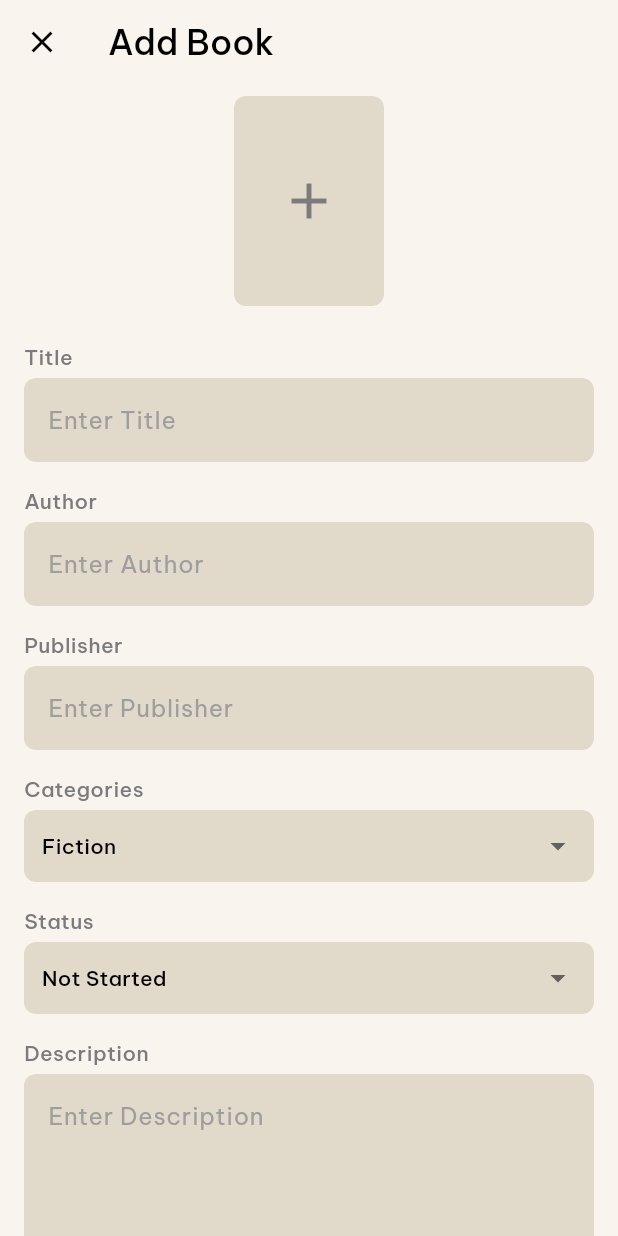
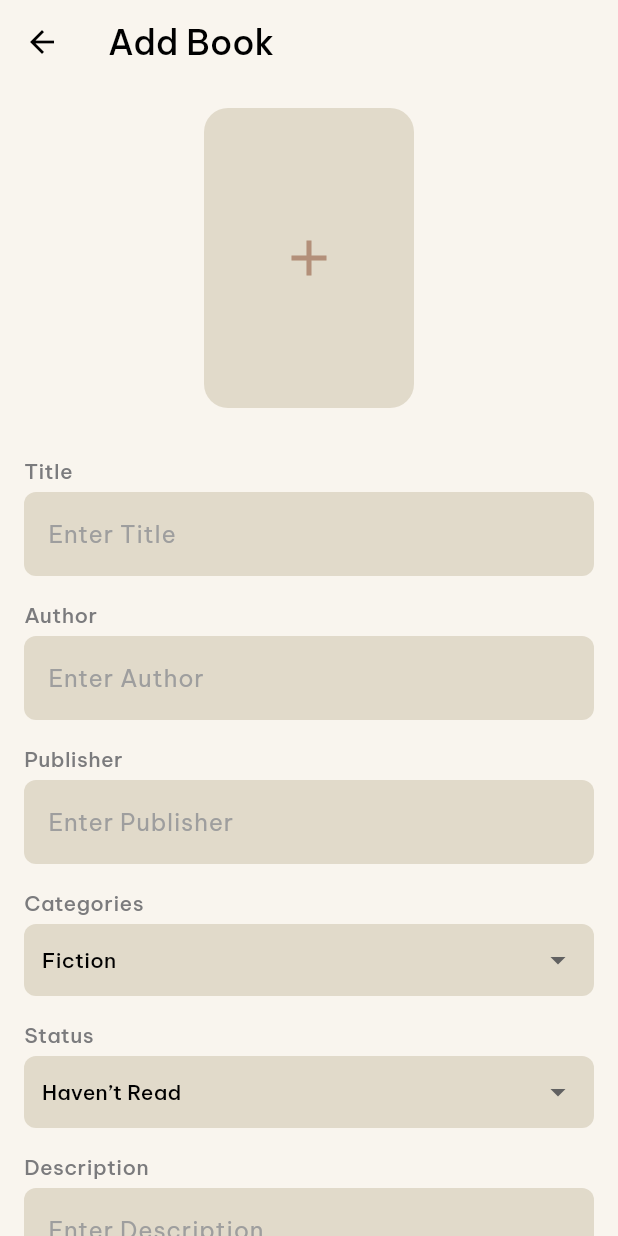
Before and after one commit to AnnisaFadila069/FP-TeknologiBerkembang, a Flutter app: the AddPage screen opened directly, on a phone screen of 412 x 824 dp. Run offline on Flutter 3.47's test engine with Material 3 defaults, Android fonts, the phone set to English and light mode, and no system bars; our stand-ins replace cloud_firestore, firebase_auth, firebase_core, google_fonts, smooth_page_indicator; accounts and stored records are empty.

Commit message:
Update add_page.dart

```diff
--- a/lib/add_page.dart
+++ b/lib/add_page.dart
@@ -1,5 +1,6 @@
 import 'package:flutter/material.dart';
 import 'package:cloud_firestore/cloud_firestore.dart';
+import 'package:firebase_auth/firebase_auth.dart';
 
 class AddPage extends StatefulWidget {
   const AddPage({super.key});
@@ -15,9 +16,40 @@ class _AddPageState extends State<AddPage> {
   final TextEditingController _publisherController = TextEditingController();
   final TextEditingController _descriptionController = TextEditingController();
 
+  // Firebase Auth instance
+  final FirebaseAuth _auth = FirebaseAuth.instance;
+
   // State nilai awal dropdown
   String selectedCategory = 'Fiction';
-  String selectedStatus = 'Not Started';
+  String selectedStatus = 'Haven’t Read';
+  String imagePath = '';
+  bool isLoading = false;
+
+  final List<String> availableImages = [
+    'Image/bumi_manusia.jpg',
+    'Image/gadis_pantai.jpg',
+    'Image/mangir.jpg',
+    'Image/anak_semua_bangsa.jpg',
+    'Image/arus_balik.jpg',
+    'Image/jejak_langkah.jpg',
+    'Image/bumi_manusia_cover.jpg',
+    'Image/logo_bookmate.png',
+    'Image/filosofi_teras_cover.jpg',
+    'Image/gadis_pantai_cover.jpg',
+    'Image/hujan_cover.jpg',
+    'Image/laskar_pelangi_cover.jpg',
+    'Image/laut_bercerita_cover.jpg',
+    'Image/mangir_cover.jpg',
+    'Image/negara_5_menara_cover.jpg',
+    'Image/rumah_kaca_cover.jpg',
+    'Image/tentang_kamu_cover.jpg',
+    'Image/tujuh_kelana_cover.jpg',
+    'Image/sihir_perempuan_cover.jpg',
+    'Image/cantik_itu_luka_cover.jpg',
+    'Image/anak_semua_bangsa_cover.jpg',
+    'Image/gadis_kretek_cover.jpg',
+    'Image/sang_pemimpi_cover.jpg'
+  ];
 
   final List<String> _categories = [
     'Fiction',
@@ -38,9 +70,9 @@ class _AddPageState extends State<AddPage> {
   ];
 
   final List<String> _statuses = [
-    'Not Started',
-    'Completed',
-    'Currently Reading',
+    'Haven’t Read',
+    'Finished',
+    'Reading',
   ];
 
   Future<void> _saveBook() async {
@@ -48,14 +80,28 @@ class _AddPageState extends State<AddPage> {
     if (_titleController.text.isEmpty ||
         _authorController.text.isEmpty ||
         _publisherController.text.isEmpty ||
-        _descriptionController.text.isEmpty) {
+        _descriptionController.text.isEmpty ||
+        imagePath.isEmpty) {
       ScaffoldMessenger.of(context).showSnackBar(
-        const SnackBar(content: Text('All fields are required')),
+        const SnackBar(content: Text('All fields and an image are required')),
       );
       return;
     }
 
+    setState(() {
+      isLoading = true;
+    });
+
     try {
+      // Mendapatkan user ID yang sedang login
+      final User? user = _auth.currentUser;
+      if (user == null) {
+        ScaffoldMessenger.of(context).showSnackBar(
+          const SnackBar(content: Text('User not logged in')),
+        );
+        return;
+      }
+
       // Menyimpan data ke Firestore
       await FirebaseFirestore.instance.collection('books').add({
         'title': _titleController.text,
@@ -65,6 +111,8 @@ class _AddPageState extends State<AddPage> {
         'categories': selectedCategory,
         'status': selectedStatus,
         'created_at': FieldValue.serverTimestamp(),
+        'user_id': user.uid, // Tautkan ke user_id
+        'imagePath': imagePath, // Tambahkan path gambar
       });
 
       // Menampilkan pesan berhasil
@@ -74,23 +122,59 @@ class _AddPageState extends State<AddPage> {
 
       // Pindah ke halaman Home
       Navigator.pushReplacementNamed(context, '/home');
-    }
-    catch (e) {
+    } catch (e) {
       ScaffoldMessenger.of(context).showSnackBar(
         SnackBar(content: Text('Error: $e')),
       );
+    } finally {
+      setState(() {
+        isLoading = false;
+      });
+    }
+  }
+
+  Future<void> _selectImage() async {
+    final selectedImage = await showDialog<String>(
+      context: context,
+      builder: (context) {
+        return AlertDialog(
+          title: const Text('Select an Image'),
+          content: SizedBox(
+            width: double.maxFinite,
+            child: ListView.builder(
+              itemCount: availableImages.length,
+              itemBuilder: (context, index) {
+                final imagePath = availableImages[index];
+                return ListTile(
+                  leading: Image.asset(imagePath, width: 50, height: 50),
+                  title: Text('Image ${index + 1}'),
+                  onTap: () {
+                    Navigator.pop(context, imagePath); // Kembalikan path gambar
+                  },
+                );
+              },
+            ),
+          ),
+        );
+      },
+    );
+
+    if (selectedImage != null) {
+      setState(() {
+        imagePath = selectedImage;
+      });
     }
   }
 
   @override
   Widget build(BuildContext context) {
     return Scaffold(
-      backgroundColor: const Color(0xFFF9F5EE), // Pale pink
+      backgroundColor: const Color(0xFFF9F5EE),
       appBar: AppBar(
-        backgroundColor: const Color(0xFFF9F5EE), // Pale pink
+        backgroundColor: const Color(0xFFF9F5EE),
         elevation: 0,
         leading: IconButton(
-          icon: const Icon(Icons.close, color: Colors.black),
+          icon: const Icon(Icons.arrow_back, color: Colors.black),
           onPressed: () {
             Navigator.pop(context);
           },
@@ -104,31 +188,51 @@ class _AddPageState extends State<AddPage> {
             fontWeight: FontWeight.w500,
           ),
         ),
-        centerTitle: false,
       ),
-      body: SingleChildScrollView(
-        child: Padding(
-          padding: const EdgeInsets.symmetric(horizontal: 16.0, vertical: 8.0),
+      body: isLoading
+          ? const Center(
+              child: CircularProgressIndicator(),
+            ) // Loading indicator
+          : SingleChildScrollView(
+              child: Column(
+                crossAxisAlignment: CrossAxisAlignment.center,
+                children: [
+                  // Gambar di tengah atas
+                  Padding(
+                    padding: const EdgeInsets.all(16.0),
+                    child: GestureDetector(
+                      onTap: _selectImage, // Panggil fungsi pemilihan gambar
+                      child: Container(
+                        width: 140,
+                        height: 200,
+                        decoration: BoxDecoration(
+                          color: const Color(0xFFE1DACA),
+                          borderRadius: BorderRadius.circular(16),
+                          image: imagePath.isNotEmpty
+                              ? DecorationImage(
+                                  image: AssetImage(imagePath),
+                                  fit: BoxFit.cover,
+                                )
+                              : null,
+                        ),
+                        child: imagePath.isEmpty
+                            ? const Icon(
+                                Icons.add,
+                                size: 40,
+                                color: Color(0xFFB3907A),
+                              )
+                            : null,
+                      ),
+                    ),
+                  ),
+
+                  // Formulir input di bawah gambar
+                  Padding(
+                    padding: const EdgeInsets.symmetric(
+                        horizontal: 16.0, vertical: 8.0),
                     child: Column(
                       crossAxisAlignment: CrossAxisAlignment.start,
                       children: [
-              Center(
-                child: GestureDetector(
-                  onTap: () {
-                    // Fungsi upload image jika diperlukan
-                  },
-                  child: Container(
-                    width: 100,
-                    height: 140,
-                    decoration: BoxDecoration(
-                      color: const Color(0xFFE1DACA), // Box color
-                      borderRadius: BorderRadius.circular(8),
-                    ),
-                    child: const Icon(Icons.add, size: 40, color: Color(0xFF7B7B7D)),
-                  ),
-                ),
-              ),
-              const SizedBox(height: 16),
                         CustomTextField(
                           label: 'Title',
                           hintText: 'Enter Title',
@@ -175,18 +279,20 @@ class _AddPageState extends State<AddPage> {
                           child: ElevatedButton(
                             onPressed: _saveBook,
                             style: ElevatedButton.styleFrom(
-                    backgroundColor: const Color(0xFFC1B6A3), // Save button color
+                              backgroundColor: const Color(0xFFC1B6A3),
                               shape: RoundedRectangleBorder(
                                 borderRadius: BorderRadius.circular(8),
                               ),
-                    padding: const EdgeInsets.symmetric(horizontal: 32, vertical: 12),
+                              padding: const EdgeInsets.symmetric(
+                                horizontal: 32,
+                                vertical: 12,
+                              ),
                             ),
                             child: const Text(
                               'SAVE',
                               style: TextStyle(
                                 fontFamily: 'BeVietnamPro',
-                      color: Colors.white, // Save text color
-                      fontSize: 16,
+                                color: Colors.white,
                                 fontWeight: FontWeight.bold,
                               ),
                             ),
@@ -195,11 +301,14 @@ class _AddPageState extends State<AddPage> {
                       ],
                     ),
                   ),
+                ],
+              ),
             ),
     );
   }
 }
 
+// Custom Widgets
 class CustomTextField extends StatelessWidget {
   final String label;
   final String hintText;
@@ -227,7 +336,7 @@ class CustomTextField extends StatelessWidget {
               fontFamily: 'BeVietnamPro',
               fontSize: 14,
               fontWeight: FontWeight.w500,
-              color: Color(0xFF7B7B7D), // Label color
+              color: Color(0xFF7B7B7D),
             ),
           ),
           const SizedBox(height: 4),
@@ -236,7 +345,7 @@ class CustomTextField extends StatelessWidget {
             maxLines: maxLines,
             decoration: InputDecoration(
               filled: true,
-              fillColor: const Color(0xFFE1DACA), // Box color
+              fillColor: const Color(0xFFE1DACA),
               hintText: hintText,
               hintStyle: const TextStyle(color: Colors.grey),
               border: OutlineInputBorder(
@@ -278,14 +387,14 @@ class CustomDropdown extends StatelessWidget {
               fontFamily: 'BeVietnamPro',
               fontSize: 14,
               fontWeight: FontWeight.w500,
-              color: Color(0xFF7B7B7D), // Label color
+              color: Color(0xFF7B7B7D),
             ),
           ),
           const SizedBox(height: 4),
           Container(
             padding: const EdgeInsets.symmetric(horizontal: 12),
             decoration: BoxDecoration(
-              color: const Color(0xFFE1DACA), // Box color
+              color: const Color(0xFFE1DACA),
               borderRadius: BorderRadius.circular(8),
             ),
             child: DropdownButtonHideUnderline(
@@ -306,7 +415,7 @@ class CustomDropdown extends StatelessWidget {
                   );
                 }).toList(),
                 onChanged: onChanged,
-                dropdownColor: const Color(0xFFF9F5EE), // Dropdown background
+                dropdownColor: const Color(0xFFF9F5EE),
               ),
             ),
           ),
```
Lines whose indentation alone changed are shown as unchanged.
